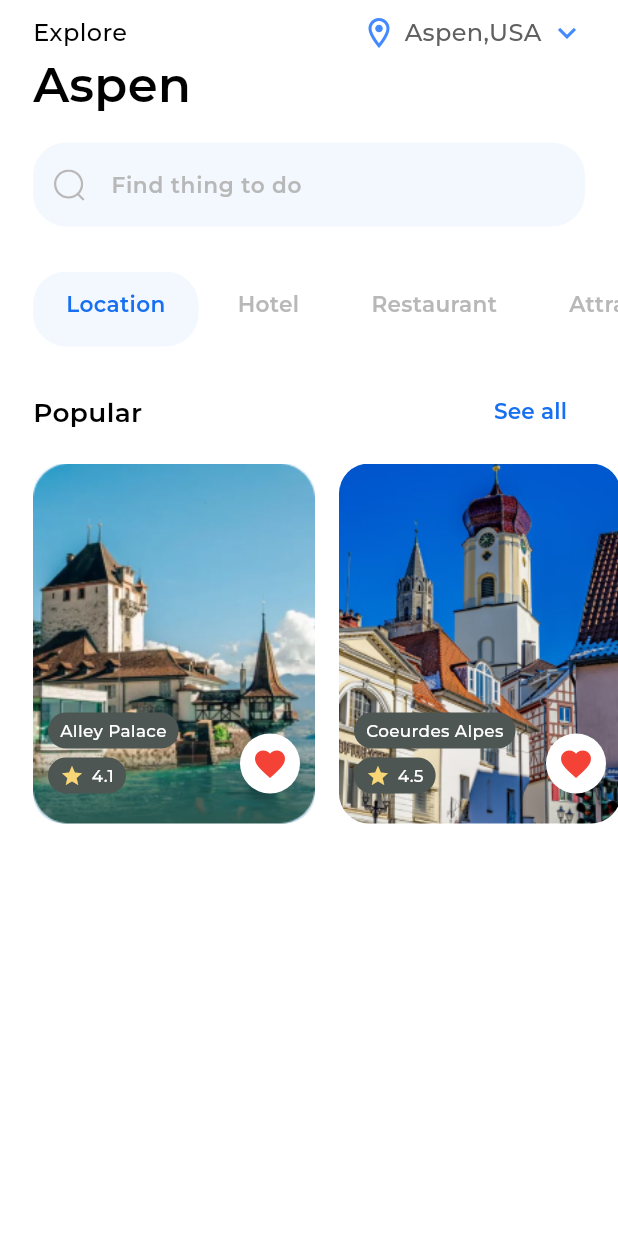
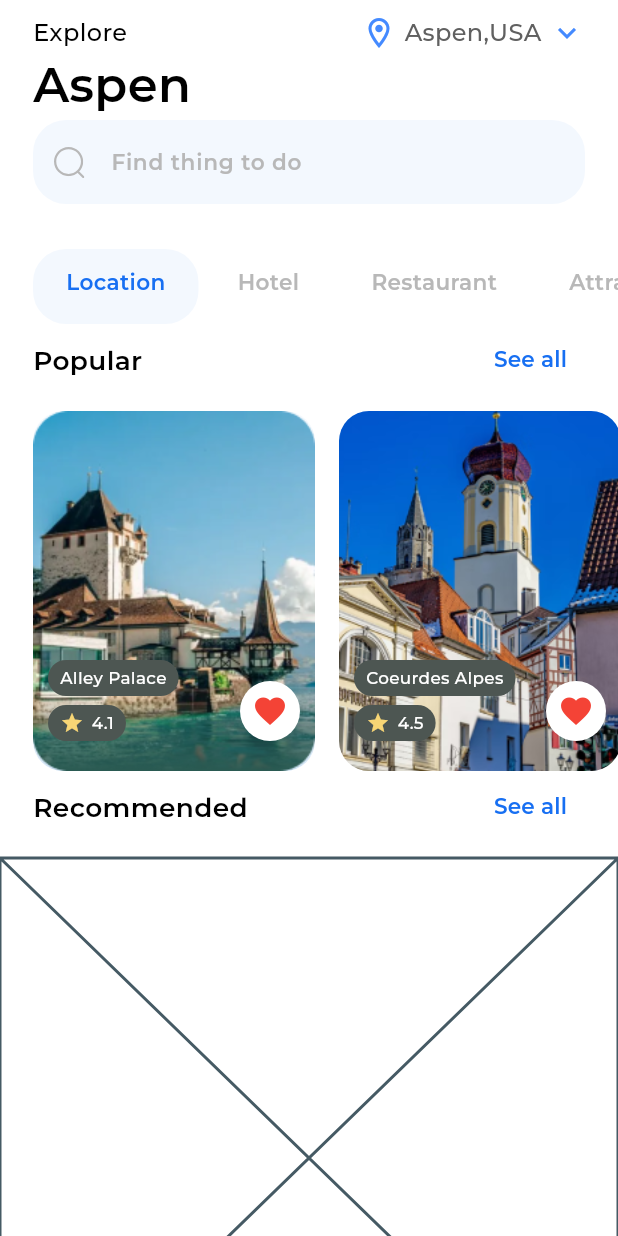
Before and after one commit to ElDaly15/aspen_travel, a Flutter app: the HomeView screen opened directly, on a phone screen of 412 x 824 dp. Run offline on Flutter 3.47's test engine with Material 3 defaults, Android fonts, the phone set to English and light mode, and no system bars; our stand-ins replace device_preview, flutter_svg, get; project files that could hold a hidden picture were left out.

Commit message:
Refactor HomeViewBody to use CustomScrollView with Slivers
Updated HomeViewBody to use a CustomScrollView with various Sliver widgets for better performance and layout flexibility. Added SliverPadding and SliverToBoxAdapter to manage spacing and alignment of widgets. Introduced a new ContainerOfRecommended widget to encapsulate the recommended section.

```diff
--- a/lib/featuers/home/presentation/views/widgets/home_view_body.dart
+++ b/lib/featuers/home/presentation/views/widgets/home_view_body.dart
@@ -10,41 +10,85 @@ class HomeViewBody extends StatelessWidget {
 
   @override
   Widget build(BuildContext context) {
-    return const Column(
-      children: [
-        SafeArea(
+    return CustomScrollView(
+      slivers: [
+        // SafeArea and SizedBox to add padding at the top
+        const SliverToBoxAdapter(
+          child: SafeArea(
               child: SizedBox(
             height: 10,
           )),
-        Padding(
+        ),
+
+        // CustomAppBar wrapped in SliverToBoxAdapter
+        const SliverPadding(
           padding: EdgeInsets.symmetric(horizontal: 22),
+          sliver: SliverToBoxAdapter(
             child: CustomAppBar(),
           ),
-        SizedBox(
-          height: 15,
         ),
-        Padding(
+
+        // SearchTextField widget with spacing
+        const SliverPadding(
           padding: EdgeInsets.symmetric(horizontal: 22),
+          sliver: SliverToBoxAdapter(
             child: SearchTextField(),
           ),
-        SizedBox(
-          height: 30,
         ),
-        ListViewOfCategoryItems(),
-        SizedBox(
-          height: 20,
-        ),
-        Padding(
-          padding: EdgeInsets.symmetric(horizontal: 22),
-          child: CustomHeaderOfSections(
-            textTitle: 'Popular',
+
+        // Category List
+        SliverPadding(
+          padding: const EdgeInsets.only(top: 30),
+          sliver: SliverList(
+            delegate: SliverChildListDelegate([
+              const ListViewOfCategoryItems(),
+            ]),
           ),
         ),
-        SizedBox(
-          height: 10,
+
+        // Custom Header "Popular" with spacing
+        const SliverPadding(
+          padding: EdgeInsets.symmetric(horizontal: 22),
+          sliver: SliverToBoxAdapter(
+            child: CustomHeaderOfSections(textTitle: 'Popular'),
           ),
-        ListViewOfPopularPlaces(),
+        ),
+
+        // List of Popular Places
+        SliverPadding(
+          padding: const EdgeInsets.only(top: 10),
+          sliver: SliverList(
+            delegate: SliverChildListDelegate([
+              const ListViewOfPopularPlaces(),
+            ]),
+          ),
+        ),
+
+        // Custom Header "Recommended" with spacing
+        const SliverPadding(
+          padding: EdgeInsets.symmetric(horizontal: 22),
+          sliver: SliverToBoxAdapter(
+            child: CustomHeaderOfSections(textTitle: 'Recommended'),
+          ),
+        ),
+
+        // Recommended Container
+        const SliverPadding(
+          padding: EdgeInsets.only(top: 10),
+          sliver: SliverToBoxAdapter(
+            child: ContainerOfRecommended(),
+          ),
+        ),
       ],
     );
   }
 }
+
+class ContainerOfRecommended extends StatelessWidget {
+  const ContainerOfRecommended({super.key});
+
+  @override
+  Widget build(BuildContext context) {
+    return const Placeholder();
+  }
+}
```
Lines whose indentation alone changed are shown as unchanged.
